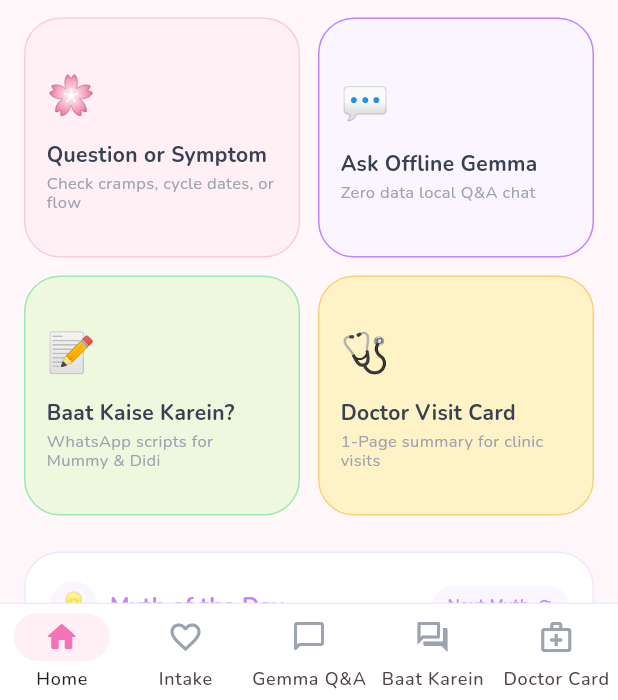
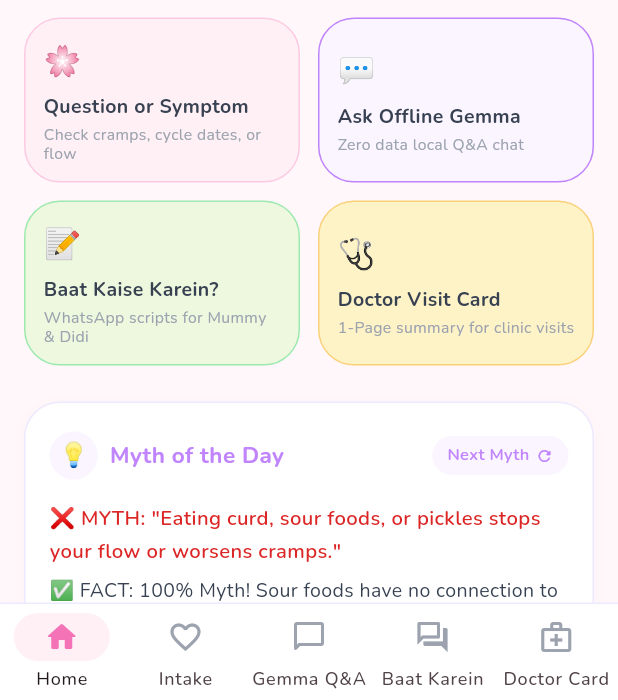
Before and after one commit to ayushixx/Nivakin, a Flutter app: the screen it shows after launch, on a phone screen of 412 x 824 dp, the part 536-1236 px from its top. Run offline on Flutter 3.47's test engine with Material 3 defaults, Android fonts, the phone set to English and light mode, and no system bars; our stand-ins replace flutter_animate, google_fonts, google_generative_ai, share_plus.

Commit message:
style: optimize card dimensions and add responsive max-width container for desktop and phone

```diff
--- a/lib/main.dart
+++ b/lib/main.dart
@@ -86,7 +86,13 @@ class _NivakinShell extends StatelessWidget {
 
     return Scaffold(
       backgroundColor: NivakinColors.blossomWhite,
-      body: AnimatedSwitcher(
+      body: Center(
+        child: ConstrainedBox(
+          constraints: const BoxConstraints(maxWidth: 640),
+          child: Column(
+            children: [
+              Expanded(
+                child: AnimatedSwitcher(
                   duration: const Duration(milliseconds: 300),
                   transitionBuilder: (child, animation) {
                     return FadeTransition(opacity: animation, child: child);
@@ -105,9 +111,9 @@ class _NivakinShell extends StatelessWidget {
                     },
                   ),
                 ),
-      bottomNavigationBar: hideBottomNav
-          ? null
-          : Container(
+              ),
+              if (!hideBottomNav)
+                Container(
                   decoration: const BoxDecoration(
                     color: NivakinColors.cardWhite,
                     border: Border(top: BorderSide(color: NivakinColors.borderSoft)),
@@ -166,6 +172,10 @@ class _NivakinShell extends StatelessWidget {
                     ],
                   ),
                 ),
+            ],
+          ),
+        ),
+      ),
     );
   }
 }
--- a/lib/views/home_dashboard_view.dart
+++ b/lib/views/home_dashboard_view.dart
@@ -226,47 +226,57 @@ class _HomeDashboardViewState extends State<HomeDashboardView> {
                     ),
                     const SizedBox(height: 12),
 
-                    GridView.count(
-                      crossAxisCount: 2,
+                    GridView.builder(
                       shrinkWrap: true,
                       physics: const NeverScrollableScrollPhysics(),
+                      gridDelegate: const SliverGridDelegateWithFixedCrossAxisCount(
+                        crossAxisCount: 2,
+                        mainAxisExtent: 110,
                         crossAxisSpacing: 12,
                         mainAxisSpacing: 12,
-                      childAspectRatio: 1.15,
-                      children: [
-                        _buildActionCard(
+                      ),
+                      itemCount: 4,
+                      itemBuilder: (context, index) {
+                        switch (index) {
+                          case 0:
+                            return _buildActionCard(
                               emoji: '🌸',
                               title: 'Question or Symptom',
                               subtitle: 'Check cramps, cycle dates, or flow',
                               color: NivakinColors.blossomPinkBg,
                               borderColor: NivakinColors.rosePink.withOpacity(0.3),
                               onTap: () => state.navigateTo(AppScreen.intake),
-                        ),
-                        _buildActionCard(
+                            );
+                          case 1:
+                            return _buildActionCard(
                               emoji: '💬',
                               title: 'Ask Offline Gemma',
                               subtitle: 'Zero data local Q&A chat',
                               color: NivakinColors.softLilacBg,
                               borderColor: NivakinColors.softLilac,
                               onTap: () => state.navigateTo(AppScreen.offlineGemmaChat),
-                        ),
-                        _buildActionCard(
+                            );
+                          case 2:
+                            return _buildActionCard(
                               emoji: '📝',
                               title: 'Baat Kaise Karein?',
                               subtitle: 'WhatsApp scripts for Mummy & Didi',
                               color: const Color(0xFFDCF8C6).withOpacity(0.5),
                               borderColor: const Color(0xFF25D366).withOpacity(0.4),
                               onTap: () => state.navigateTo(AppScreen.scriptSandbox),
-                        ),
-                        _buildActionCard(
+                            );
+                          case 3:
+                          default:
+                            return _buildActionCard(
                               emoji: '🩺',
                               title: 'Doctor Visit Card',
                               subtitle: '1-Page summary for clinic visits',
                               color: const Color(0xFFFEF3C7),
                               borderColor: NivakinColors.softAmber.withOpacity(0.4),
                               onTap: () => state.navigateTo(AppScreen.doctorPrep),
-                        ),
-                      ],
+                            );
+                        }
+                      },
                     ),
 
                     const SizedBox(height: 24),
@@ -382,7 +392,7 @@ class _HomeDashboardViewState extends State<HomeDashboardView> {
       onTap: onTap,
       borderRadius: BorderRadius.circular(NivakinRadius.card),
       child: Container(
-        padding: const EdgeInsets.all(14),
+        padding: const EdgeInsets.symmetric(horizontal: 12, vertical: 10),
         decoration: BoxDecoration(
           color: color,
           borderRadius: BorderRadius.circular(NivakinRadius.card),
@@ -392,12 +402,14 @@ class _HomeDashboardViewState extends State<HomeDashboardView> {
           crossAxisAlignment: CrossAxisAlignment.start,
           mainAxisAlignment: MainAxisAlignment.center,
           children: [
-            Text(emoji, style: const TextStyle(fontSize: 26)),
-            const SizedBox(height: 8),
+            Text(emoji, style: const TextStyle(fontSize: 20)),
+            const SizedBox(height: 4),
             Text(
               title,
+              maxLines: 1,
+              overflow: TextOverflow.ellipsis,
               style: const TextStyle(
-                fontSize: 14,
+                fontSize: 13,
                 fontWeight: FontWeight.bold,
                 color: NivakinColors.charcoalSlate,
               ),
@@ -408,7 +420,7 @@ class _HomeDashboardViewState extends State<HomeDashboardView> {
               maxLines: 2,
               overflow: TextOverflow.ellipsis,
               style: const TextStyle(
-                fontSize: 11,
+                fontSize: 10.5,
                 color: NivakinColors.textSubtle,
                 height: 1.2,
               ),
```
Lines whose indentation alone changed are shown as unchanged.
